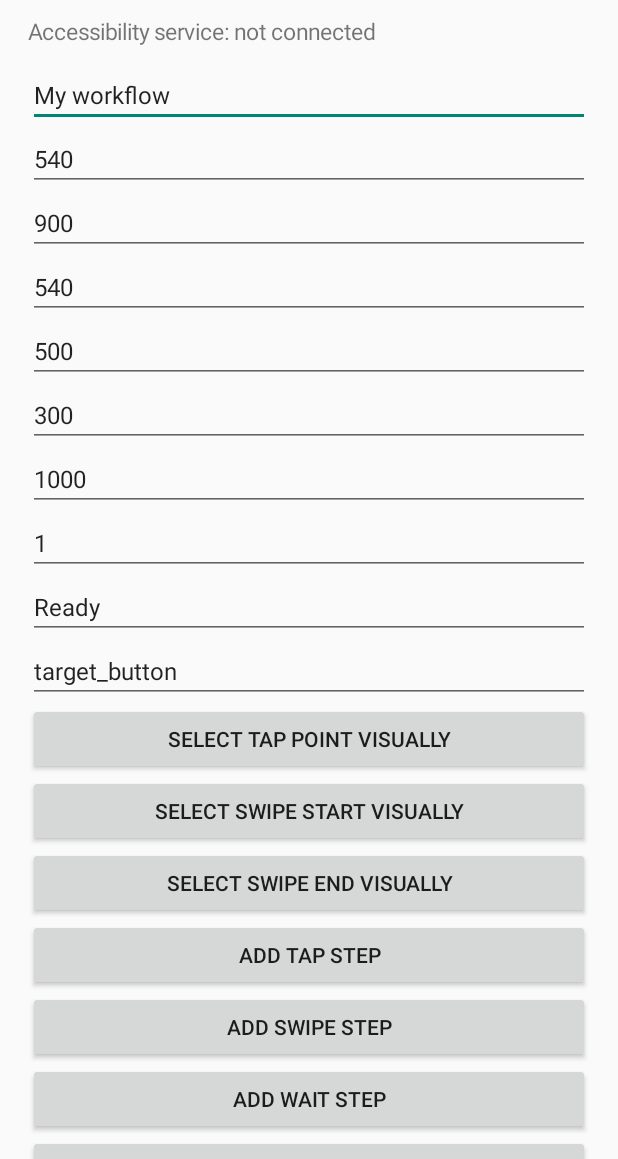
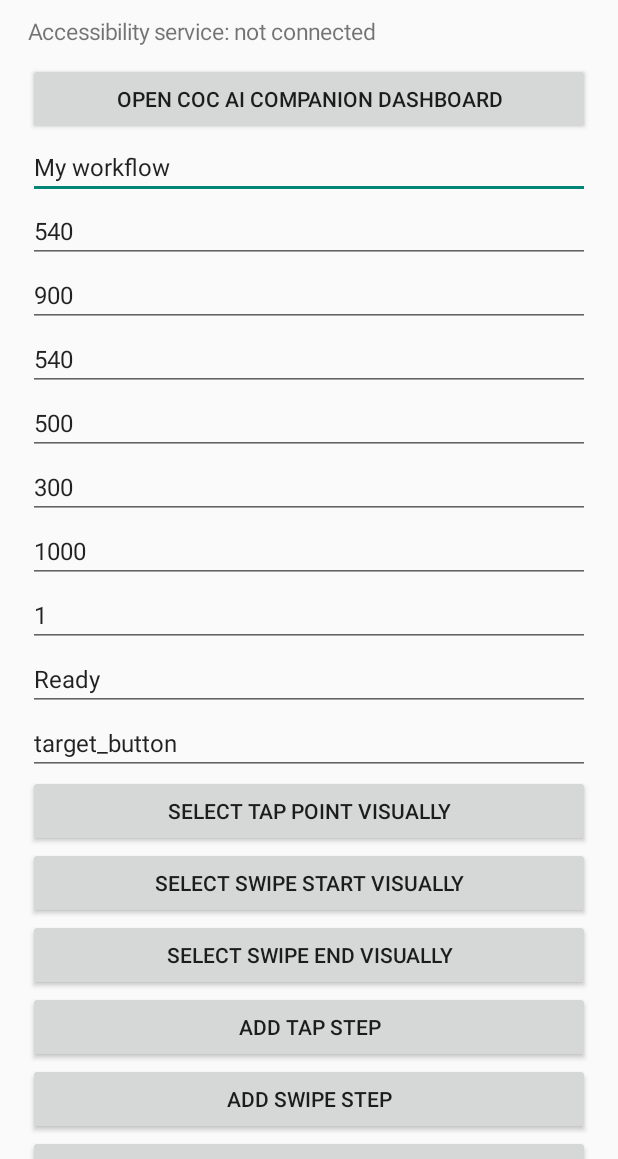
Before and after one commit to Syhung2k7dev/Android-AI-Automation, an Android app: the screen it shows after launch (MainActivity), on a phone screen of 412 x 824 dp, the part 77-1236 px from its top. Run offline under Robolectric (Android 15) with nearby library versions, the phone set to English and light mode, and no system bars; libraries missing offline, so code that uses them is left out: com.google.mlkit.vision; pictures from the network do not load.

Commit message:
feat: connect CoC companion dashboard from main screen

```diff
--- a/app/src/main/java/com/syhung/androidaiautomation/MainActivity.kt
+++ b/app/src/main/java/com/syhung/androidaiautomation/MainActivity.kt
@@ -56,6 +56,9 @@ class MainActivity : Activity() {
             setPadding(0, 16, 0, 16)
         }
         root.addView(status, matchWidth())
+        root.addView(button("Open CoC AI Companion dashboard") {
+            startActivity(Intent(this, com.syhung.androidaiautomation.agent.AgentDashboardActivity::class.java))
+        }, matchWidth())
 
         profileInput = field("Profile name", "My workflow")
         xInput = field("Start / tap X coordinate", "540")
```
